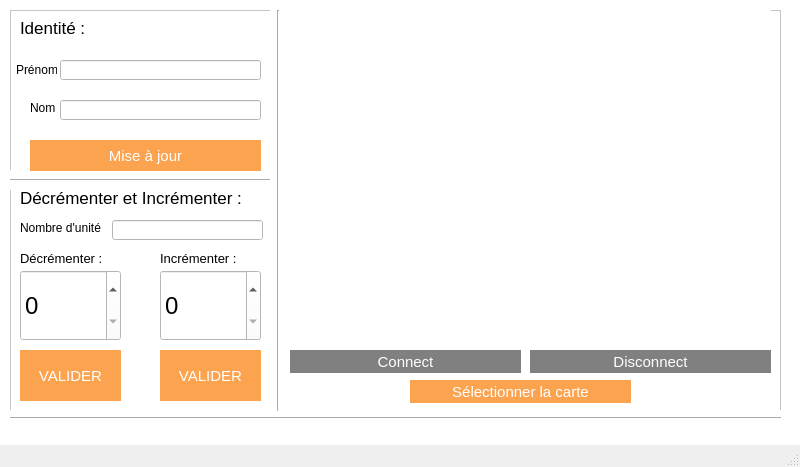
First picture: the form in mainwindow.ui, repository Thibaut3/MIFARE_RFID, before the edit.
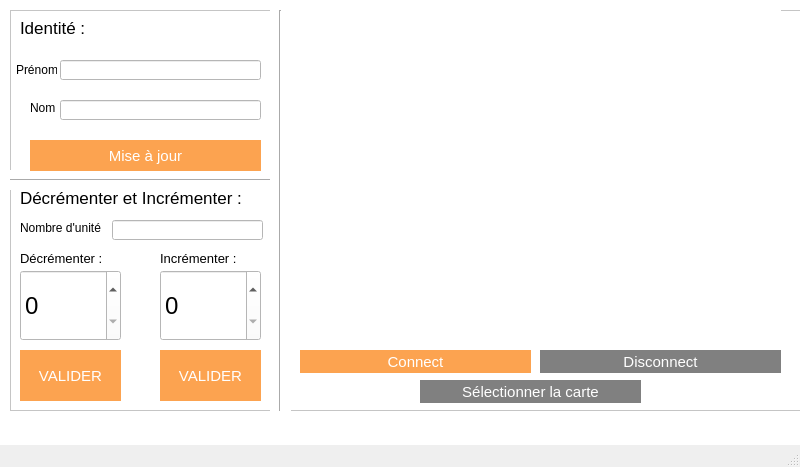
Second picture: the form after the edit. Icons and pictures are not drawn.

Diff of the .ui file:
```diff
--- a/mainwindow.ui
+++ b/mainwindow.ui
@@ -19,7 +19,7 @@
   <property name="maximumSize">
    <size>
     <width>800</width>
-    <height>16777215</height>
+    <height>467</height>
    </size>
   </property>
   <property name="windowTitle">
@@ -162,25 +162,10 @@
       <string>Nombre d'unités</string>
      </property>
     </widget>
-    <widget class="QSpinBox" name="increment">
-     <property name="geometry">
-      <rect>
-       <x>10</x>
-       <y>260</y>
-       <width>101</width>
-       <height>71</height>
-      </rect>
-     </property>
-     <property name="font">
-      <font>
-       <pointsize>18</pointsize>
-      </font>
-     </property>
-    </widget>
     <widget class="QSpinBox" name="decrement">
      <property name="geometry">
       <rect>
-       <x>150</x>
+       <x>10</x>
        <y>260</y>
        <width>101</width>
        <height>71</height>
@@ -191,6 +176,9 @@
        <pointsize>18</pointsize>
       </font>
      </property>
+     <property name="maximum">
+      <number>199</number>
+     </property>
     </widget>
     <widget class="QLabel" name="label_6">
      <property name="geometry">
@@ -315,13 +303,31 @@
       <string>Mise à jour</string>
      </property>
     </widget>
+    <widget class="QSpinBox" name="increment">
+     <property name="geometry">
+      <rect>
+       <x>150</x>
+       <y>260</y>
+       <width>101</width>
+       <height>71</height>
+      </rect>
+     </property>
+     <property name="font">
+      <font>
+       <pointsize>18</pointsize>
+      </font>
+     </property>
+     <property name="maximum">
+      <number>199</number>
+     </property>
+    </widget>
    </widget>
    <widget class="QFrame" name="frame_2">
     <property name="geometry">
      <rect>
-      <x>280</x>
+      <x>290</x>
       <y>10</y>
-      <width>501</width>
+      <width>511</width>
       <height>401</height>
      </rect>
     </property>
@@ -333,7 +339,7 @@
     </property>
     <widget class="QPushButton" name="btnconnect">
      <property name="enabled">
-      <bool>false</bool>
+      <bool>true</bool>
      </property>
      <property name="geometry">
       <rect>
@@ -404,6 +410,9 @@
      </property>
     </widget>
     <widget class="QPushButton" name="btnselec">
+     <property name="enabled">
+      <bool>false</bool>
+     </property>
      <property name="geometry">
       <rect>
        <x>130</x>
@@ -427,7 +436,10 @@
 #btnselec:hover{
  background-color: #FC8350;
 }
-</string>
+
+#btnselec:disabled{
+background-color : grey;
+}</string>
      </property>
      <property name="text">
       <string>Sélectionner la carte</string>
@@ -447,25 +459,12 @@
      </property>
     </widget>
    </widget>
-   <widget class="Line" name="line_2">
-    <property name="geometry">
-     <rect>
-      <x>10</x>
-      <y>410</y>
-      <width>771</width>
-      <height>16</height>
-     </rect>
-    </property>
-    <property name="orientation">
-     <enum>Qt::Horizontal</enum>
-    </property>
-   </widget>
    <widget class="Line" name="line_3">
     <property name="geometry">
      <rect>
       <x>270</x>
       <y>10</y>
-      <width>16</width>
+      <width>21</width>
       <height>401</height>
      </rect>
     </property>
```
